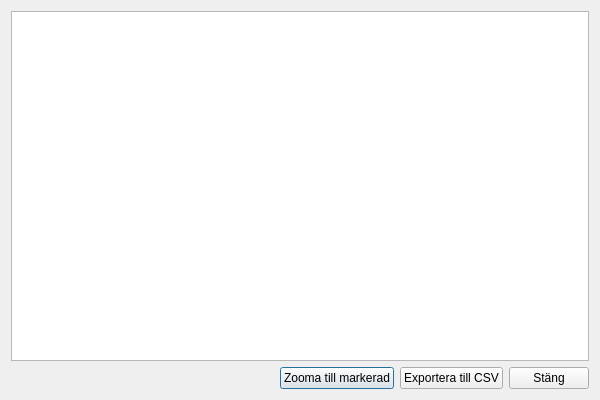
Qt form reneW/results_dialog.ui (d3dm3m/reneW) before a commit.
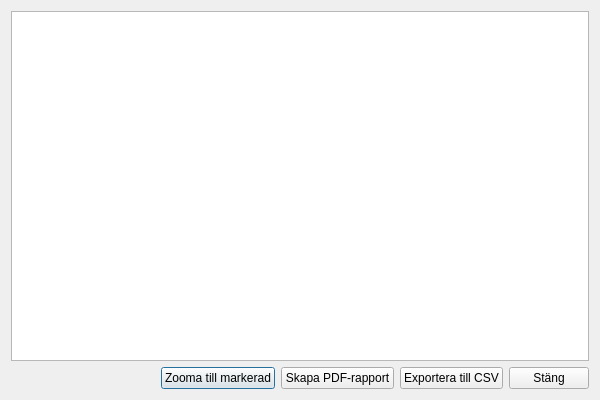
The same form after that commit.

Commit message:
feat: Add PDF reporting for analysis summary
This commit implements the ability to generate a simple PDF report from the results dialog.

Changes include:
- Added a "Skapa PDF-rapport" button to `results_dialog.ui`.
- Added an `_export_to_pdf` method to `results_dialog.py`. This method uses the QGIS Layout API to construct a print layout and export it.
- Modified the main `reneW.py` logic to pass the hotspot count to the results dialog so it can be included in the report summary.

```diff
--- a/reneW/results_dialog.ui
+++ b/reneW/results_dialog.ui
@@ -52,6 +52,13 @@
        </property>
       </widget>
      </item>
+     <item>
+      <widget class="QPushButton" name="mBtnExportPdf">
+       <property name="text">
+        <string>Skapa PDF-rapport</string>
+       </property>
+      </widget>
+     </item>
      <item>
       <widget class="QPushButton" name="mBtnExport">
        <property name="text">
```
The commit also changes 2 other files.
